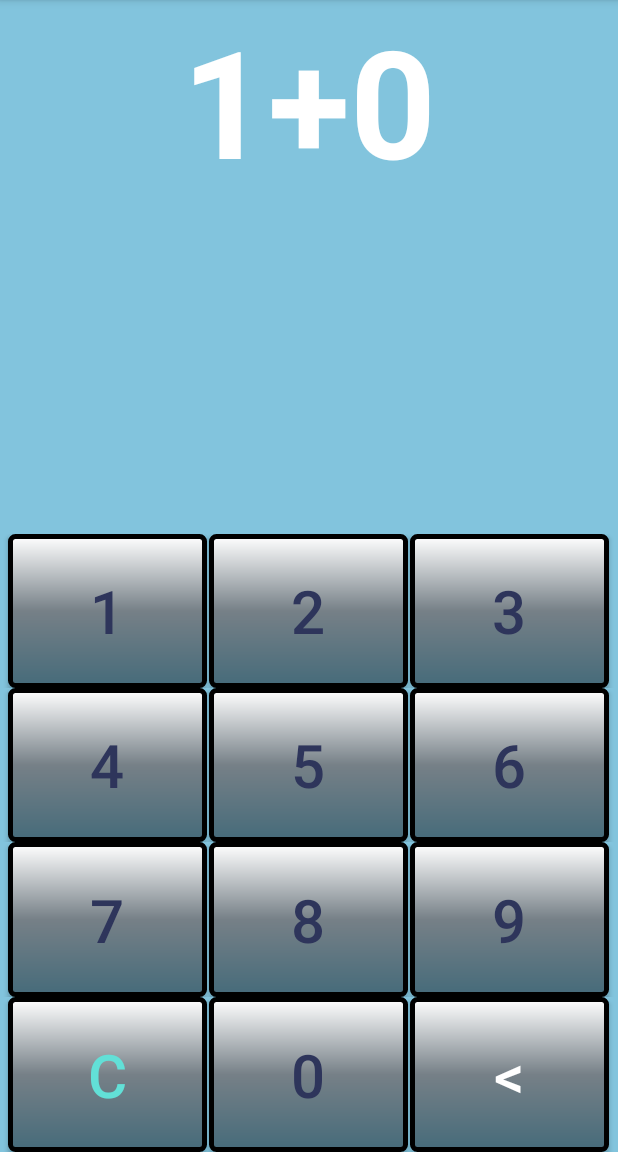
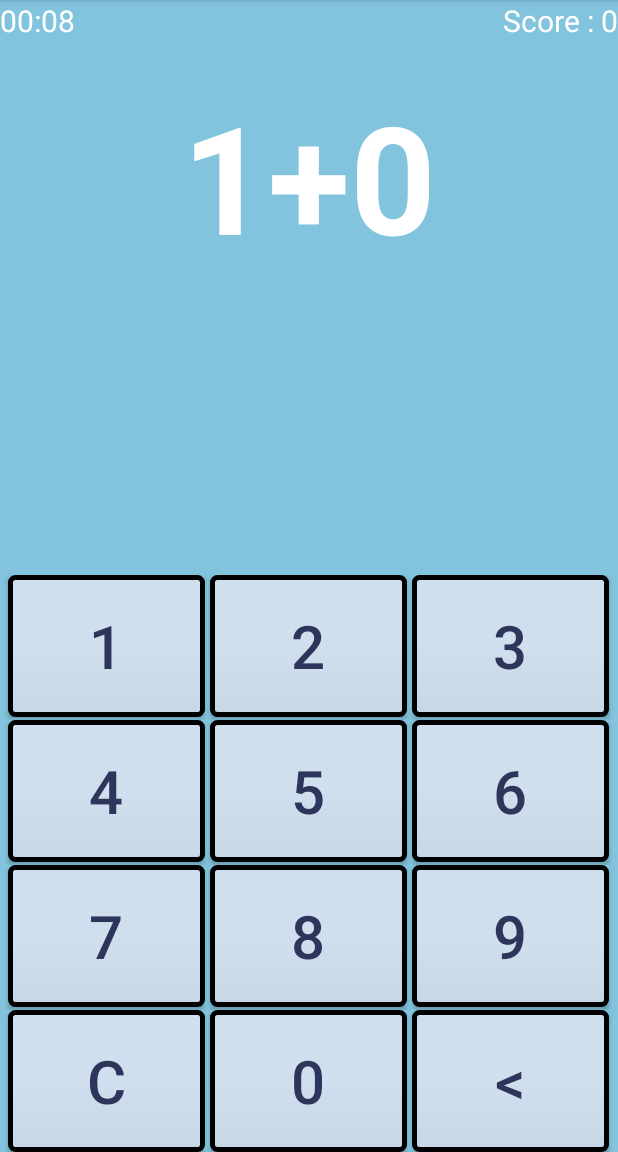
Before and after one commit to bminton3/FastMathTrainer2, an Android app: the screen it shows after launch (MathCardsActivity), on a phone screen of 412 x 824 dp, the part 84-1236 px from its top. Run offline under Robolectric (Android 15) with nearby library versions, the phone set to English and light mode, and no system bars.

Commit message:
changed buttons. added timer. added score. added colors to right/wrong answer. added winning screen

```diff
--- a/app/build.gradle
+++ b/app/build.gradle
@@ -34,4 +34,5 @@ dependencies {
 
     implementation 'com.android.support:support-v4:26.0.0-beta1'
 
+    implementation 'com.android.support.constraint:constraint-layout:1.0.2'
 }
--- a/app/src/main/AndroidManifest.xml
+++ b/app/src/main/AndroidManifest.xml
@@ -20,6 +20,7 @@
                 <category android:name="android.intent.category.LAUNCHER" />
             </intent-filter>
         </activity>
+        <activity android:name=".WinningScreenActivity"></activity>
     </application>
 
 </manifest>
--- /dev/null
+++ b/app/src/main/java/com/minton/fastmathtrainer/CustomChronometer.kt
@@ -0,0 +1,6 @@
+package com.minton.fastmathtrainer
+
+/**
+ * Created by Ben on 7/5/2017.
+ * TODO extend the chronometer to display milliseconds
+ */
--- a/app/src/main/res/drawable/mybutton.xml
+++ b/app/src/main/res/drawable/flatbutton.xml
@@ -2,9 +2,9 @@
     <shape xmlns:android="http://schemas.android.com/apk/res/android"
         android:shape="rectangle">
         <gradient
-            android:startColor="#FFFFFF"
-            android:centerColor="#768087"
-            android:endColor="#466b7a"
+            android:startColor="#d0dfed"
+            android:centerColor="#d0dfed"
+            android:endColor="#c7d7e5"
             android:angle="270"
             android:type="linear" />
         <corners android:radius="3dp" />
--- a/app/src/main/res/layout/activity_math_cards.xml
+++ b/app/src/main/res/layout/activity_math_cards.xml
@@ -10,6 +10,37 @@
          is needed to present your content, e.g. VideoView, SurfaceView,
          TextureView, etc. -->
 
+    <LinearLayout
+        android:layout_width="match_parent"
+        android:layout_height="0dp"
+        android:layout_weight=".1"
+        android:orientation="horizontal"
+        android:background="#82c4dd">
+
+        <GridLayout
+            android:layout_width="match_parent"
+            android:layout_height="match_parent"
+            android:columnCount="2"
+            android:rowCount="1"
+            android:orientation="horizontal">
+
+            <Chronometer
+                android:id="@+id/chronometer"
+                android:layout_gravity="start"
+                android:text="@string/timertext"
+                android:textColor="#FFFFFF"
+                android:textSize="20sp"
+                />
+            <TextView
+                android:id="@+id/score"
+                android:layout_gravity="end"
+                android:text="@string/score"
+                android:textColor="#FFFFFF"
+                android:textSize="20sp"
+                />
+        </GridLayout>
+
+    </LinearLayout>
 
     <LinearLayout
         android:layout_width="match_parent"
@@ -20,7 +51,7 @@
 
         <TextView
             android:id="@+id/equation"
-            android:layout_width="match_parent"
+            android:layout_width="0dp"
             android:layout_height="match_parent"
             android:layout_weight="1"
             android:gravity="top|center"
@@ -72,7 +103,8 @@
                     android:layout_height="match_parent"
                     android:layout_width="match_parent"
                     android:layout_marginLeft="5dp"
-                    android:background="@drawable/mybutton"
+                    android:layout_marginBottom="2dp"
+                    android:background="@drawable/flatbutton"
                     android:text="@string/one"
                     android:textColor="#2e355b"
                     android:textSize="40sp"/>
@@ -81,9 +113,10 @@
                     android:layout_toRightOf="@+id/one"
                     android:layout_height="match_parent"
                     android:layout_width="match_parent"
-                    android:layout_marginLeft="1dp"
-                    android:layout_marginRight="1dp"
-                    android:background="@drawable/mybutton"
+                    android:layout_marginLeft="3dp"
+                    android:layout_marginRight="3dp"
+                    android:layout_marginBottom="2dp"
+                    android:background="@drawable/flatbutton"
                     android:text="@string/two"
                     android:textColor="#2e355b"
                     android:textSize="40sp"/>
@@ -92,7 +125,8 @@
                     android:layout_height="match_parent"
                     android:layout_width="match_parent"
                     android:layout_marginRight="5dp"
-                    android:background="@drawable/mybutton"
+                    android:layout_marginBottom="2dp"
+                    android:background="@drawable/flatbutton"
                     android:text="@string/three"
                     android:textColor="#2e355b"
                     android:textSize="40sp"/>
@@ -104,7 +138,8 @@
                     android:layout_height="match_parent"
                     android:layout_width="match_parent"
                     android:layout_marginLeft="5dp"
-                    android:background="@drawable/mybutton"
+                    android:layout_marginBottom="2dp"
+                    android:background="@drawable/flatbutton"
                     android:text="@string/four"
                     android:textColor="#2e355b"
                     android:textSize="40sp"/>
@@ -112,9 +147,10 @@
                     android:id="@+id/five"
                     android:layout_height="match_parent"
                     android:layout_width="match_parent"
-                    android:layout_marginLeft="1dp"
-                    android:layout_marginRight="1dp"
-                    android:background="@drawable/mybutton"
+                    android:layout_marginLeft="3dp"
+                    android:layout_marginRight="3dp"
+                    android:layout_marginBottom="2dp"
+                    android:background="@drawable/flatbutton"
                     android:text="@string/five"
                     android:textColor="#2e355b"
                     android:textSize="40sp"/>
@@ -123,7 +159,8 @@
                     android:layout_height="match_parent"
                     android:layout_width="match_parent"
                     android:layout_marginRight="5dp"
-                    android:background="@drawable/mybutton"
+                    android:layout_marginBottom="2dp"
+                    android:background="@drawable/flatbutton"
                     android:text="@string/six"
                     android:textColor="#2e355b"
                     android:textSize="40sp"/>
@@ -134,7 +171,8 @@
                     android:layout_height="match_parent"
                     android:layout_width="match_parent"
                     android:layout_marginLeft="5dp"
-                    android:background="@drawable/mybutton"
+                    android:layout_marginBottom="2dp"
+                    android:background="@drawable/flatbutton"
                     android:text="@string/seven"
                     android:textColor="#2e355b"
                     android:textSize="40sp"/>
@@ -143,9 +181,10 @@
                     android:id="@+id/eight"
                     android:layout_height="match_parent"
                     android:layout_width="match_parent"
-                    android:layout_marginLeft="1dp"
-                    android:layout_marginRight="1dp"
-                    android:background="@drawable/mybutton"
+                    android:layout_marginLeft="3dp"
+                    android:layout_marginRight="3dp"
+                    android:layout_marginBottom="2dp"
+                    android:background="@drawable/flatbutton"
                     android:text="@string/eight"
                     android:textColor="#2e355b"
                     android:textSize="40sp"/>
@@ -155,7 +194,8 @@
                     android:layout_height="match_parent"
                     android:layout_width="match_parent"
                     android:layout_marginRight="5dp"
-                    android:background="@drawable/mybutton"
+                    android:layout_marginBottom="2dp"
+                    android:background="@drawable/flatbutton"
                     android:text="@string/nine"
                     android:textColor="#2e355b"
                     android:textSize="40sp"/>
@@ -166,17 +206,17 @@
                     android:layout_height="match_parent"
                     android:layout_width="match_parent"
                     android:layout_marginLeft="5dp"
-                    android:background="@drawable/mybutton"
+                    android:background="@drawable/flatbutton"
                     android:text="@string/clear"
-                    android:textColor="#62e0d7"
+                    android:textColor="#2e355b"
                     android:textSize="40sp"/>
                 <Button
                     android:id="@+id/zero"
                     android:layout_height="match_parent"
                     android:layout_width="match_parent"
-                    android:layout_marginLeft="1dp"
-                    android:layout_marginRight="1dp"
-                    android:background="@drawable/mybutton"
+                    android:layout_marginLeft="3dp"
+                    android:layout_marginRight="3dp"
+                    android:background="@drawable/flatbutton"
                     android:text="@string/zero"
                     android:textColor="#2e355b"
                     android:textSize="40sp"/>
@@ -185,9 +225,9 @@
                     android:layout_height="match_parent"
                     android:layout_width="match_parent"
                     android:layout_marginRight="5dp"
-                    android:background="@drawable/mybutton"
+                    android:background="@drawable/flatbutton"
                     android:text="@string/back"
-                    android:textColor="#FFFFFF"
+                    android:textColor="#2e355b"
                     android:textSize="40sp"/>
             </TableRow>
         </TableLayout>
--- a/app/src/main/res/values/strings.xml
+++ b/app/src/main/res/values/strings.xml
@@ -3,6 +3,11 @@
 
     <string name="dummy_button">Dummy Button</string>
     <string name="equation">%1s</string>
+    <string name="timertext">%.2f</string>
+    <string name="score">%1s</string>
+
+    <!-- winning screen -->
+    <string name="message">%1s</string>
 
     <!-- num pad -->
     <string name="one">1</string>
```
Also changed, not shown: app/src/main/java/com/minton/fastmathtrainer/MathCardsActivity.kt (+42 -4 lines), app/src/main/java/com/minton/fastmathtrainer/WinningScreenActivity.kt (added, +26 -0 lines), app/src/main/res/layout/activity_winning_screen.xml (added, +50 -0 lines).
